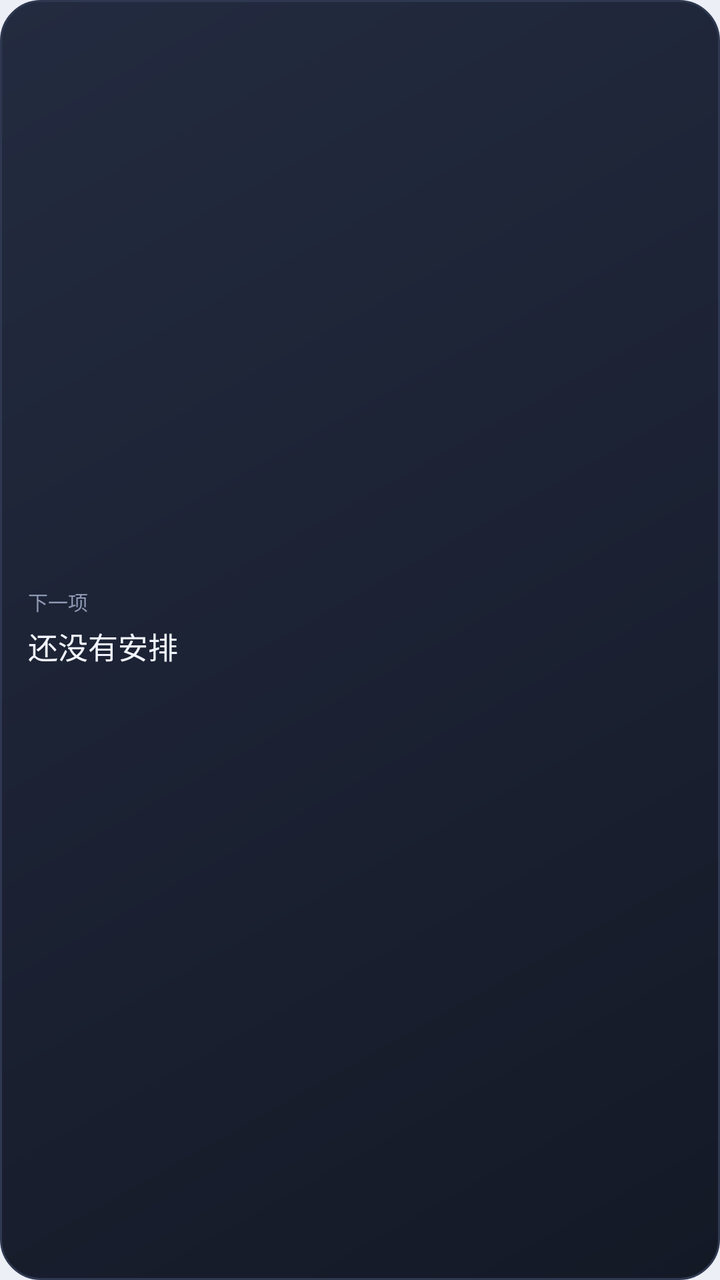
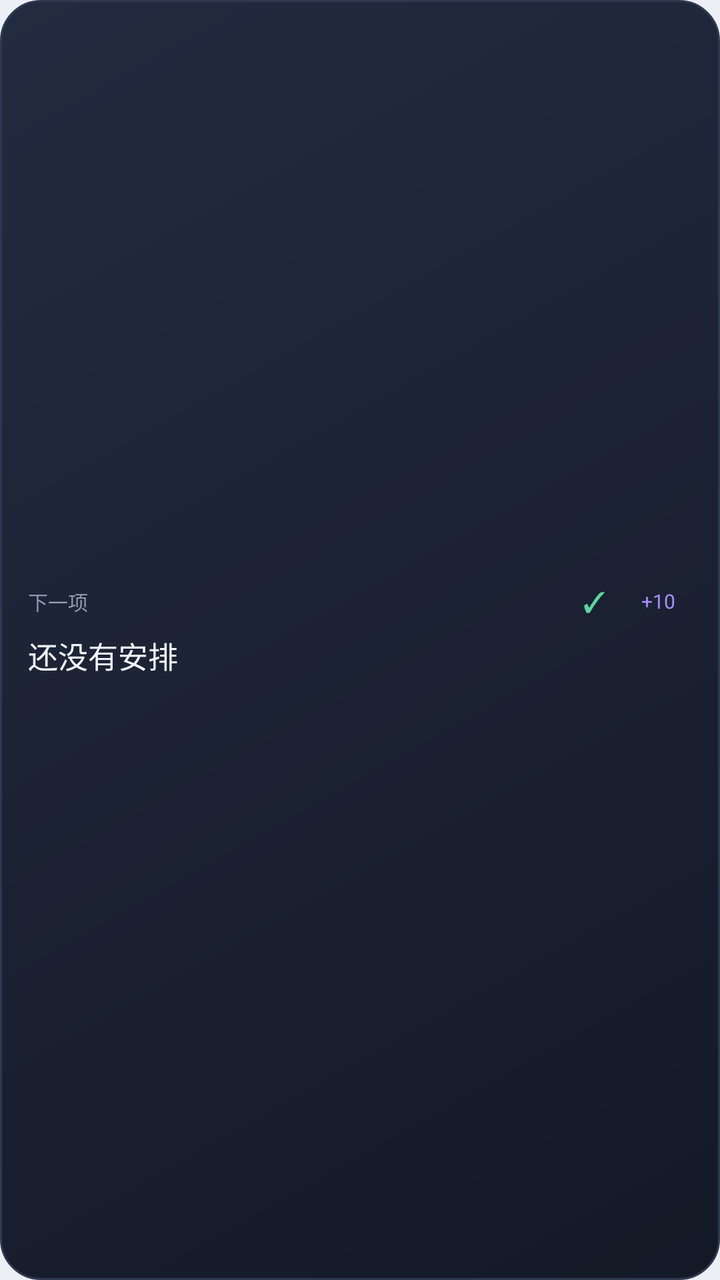

Two renders of the same Android screen: before a commit and after it. Below are the layout's source before the change and the commit's diff.
<!-- AndroidManifest.xml: application theme Theme.DayLeaf -->
<!-- res/layout/widget_next.xml -->
<?xml version="1.0" encoding="utf-8"?>
<LinearLayout xmlns:android="http://schemas.android.com/apk/res/android"
    android:id="@+id/widget_next_root"
    android:layout_width="match_parent"
    android:layout_height="match_parent"
    android:background="@drawable/widget_card_bg"
    android:gravity="center_vertical"
    android:orientation="vertical"
    android:paddingLeft="14dp"
    android:paddingTop="10dp"
    android:paddingRight="14dp"
    android:paddingBottom="10dp">

    <LinearLayout
        android:layout_width="match_parent"
        android:layout_height="wrap_content"
        android:gravity="center_vertical"
        android:orientation="horizontal">

        <TextView
            android:id="@+id/widget_next_label"
            android:layout_width="0dp"
            android:layout_height="wrap_content"
            android:layout_weight="1"
            android:maxLines="1"
            android:ellipsize="end"
            android:fontFamily="sans-serif-medium"
            android:text="@string/widget_next_label"
            android:textColor="#8E99B3"
            android:textSize="10sp" />

        <TextView
            android:id="@+id/widget_next_time"
            android:layout_width="wrap_content"
            android:layout_height="wrap_content"
            android:fontFamily="sans-serif-medium"
            android:textColor="#7C9CFF"
            android:textSize="12sp" />
    </LinearLayout>

    <TextView
        android:id="@+id/widget_next_title"
        android:layout_width="match_parent"
        android:layout_height="wrap_content"
        android:layout_marginTop="3dp"
        android:ellipsize="end"
        android:fontFamily="sans-serif-medium"
        android:maxLines="1"
        android:text="@string/widget_next_empty"
        android:textColor="#F2F5FF"
        android:textSize="15sp" />

    <TextView
        android:id="@+id/widget_next_body"
        android:layout_width="match_parent"
        android:layout_height="wrap_content"
        android:layout_marginTop="1dp"
        android:ellipsize="end"
        android:maxLines="1"
        android:textColor="#8E99B3"
        android:textSize="9sp" />
</LinearLayout>
<!-- resources referenced by this layout -->
<resources>
  <!-- drawable widget_card_bg (drawable) -->
  <?xml version="1.0" encoding="utf-8"?>
  <shape xmlns:android="http://schemas.android.com/apk/res/android"
      android:shape="rectangle">
      <gradient
          android:angle="315"
          android:startColor="#232B40"
          android:endColor="#141926"
          android:type="linear" />
      <corners android:radius="20dp" />
      <stroke
          android:width="1dp"
          android:color="#2E3850" />
  </shape>
  <string name="widget_next_empty">还没有安排</string>
  <string name="widget_next_label">下一项</string>
  <style name="Theme.DayLeaf" parent="android:Theme.Material.Light.NoActionBar">
          <item name="android:windowBackground">@color/dayleaf_bg</item>
          <item name="android:statusBarColor">@color/dayleaf_bg</item>
          <item name="android:navigationBarColor">@color/dayleaf_bg</item>
          <item name="android:windowLightStatusBar">true</item>
          <item name="android:windowLightNavigationBar">true</item>
  
          
          <item name="android:windowSplashScreenBackground">@color/dayleaf_bg</item>
          <item name="android:windowSplashScreenIconBackgroundColor">@color/dayleaf_bg</item>
          <item name="android:windowSplashScreenAnimatedIcon">@drawable/ic_launcher</item>
      </style>
  <color name="dayleaf_bg">#ECEFF6</color>
  <!-- drawable ic_launcher: jpg bitmap (drawable-nodpi, 219133 bytes) -->
</resources>

<!-- the commit's change to res/layout/widget_next.xml (unified diff, before → after) -->
@@ -36,6 +36,27 @@
             android:fontFamily="sans-serif-medium"
             android:textColor="#7C9CFF"
             android:textSize="12sp" />
+
+        <TextView
+            android:id="@+id/widget_next_done"
+            android:layout_width="30dp"
+            android:layout_height="26dp"
+            android:layout_marginLeft="7dp"
+            android:gravity="center"
+            android:text="✓"
+            android:textColor="#5BD6A0"
+            android:textSize="14sp"
+            android:contentDescription="标记完成" />
+
+        <TextView
+            android:id="@+id/widget_next_snooze"
+            android:layout_width="34dp"
+            android:layout_height="26dp"
+            android:gravity="center"
+            android:text="+10"
+            android:textColor="#A88CFF"
+            android:textSize="10sp"
+            android:contentDescription="10 分钟后提醒" />
     </LinearLayout>
 
     <TextView
